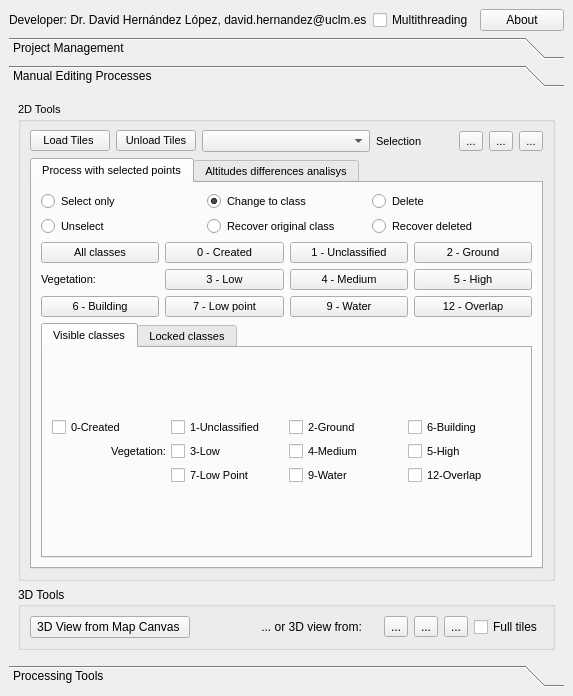
Old version of the form point_cloud_3d_dockwidget_base.ui in the repository UCLM-PAFyC/point_cloud_3d.
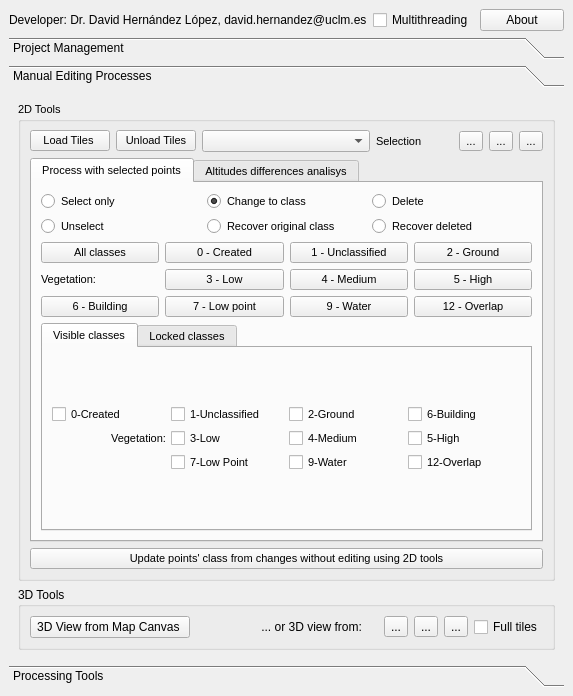
New version of the form. The open tabs and pages were chosen to show the change. Icons and pictures are not drawn. Custom widgets are drawn as their Qt base class.

Commit message: update points without editing 2d tool

```diff
--- a/point_cloud_3d_dockwidget_base.ui
+++ b/point_cloud_3d_dockwidget_base.ui
@@ -1596,6 +1596,13 @@
              </item>
             </layout>
            </item>
+           <item row="2" column="0">
+            <widget class="QPushButton" name="updateClassesWithoutEditingPushButton">
+             <property name="text">
+              <string>Update points' class from changes without editing using 2D tools</string>
+             </property>
+            </widget>
+           </item>
           </layout>
          </widget>
         </item>
```
Left out of the diff: 2 changed lines with no effect on the pictures. The commit also changes 7 other files.
